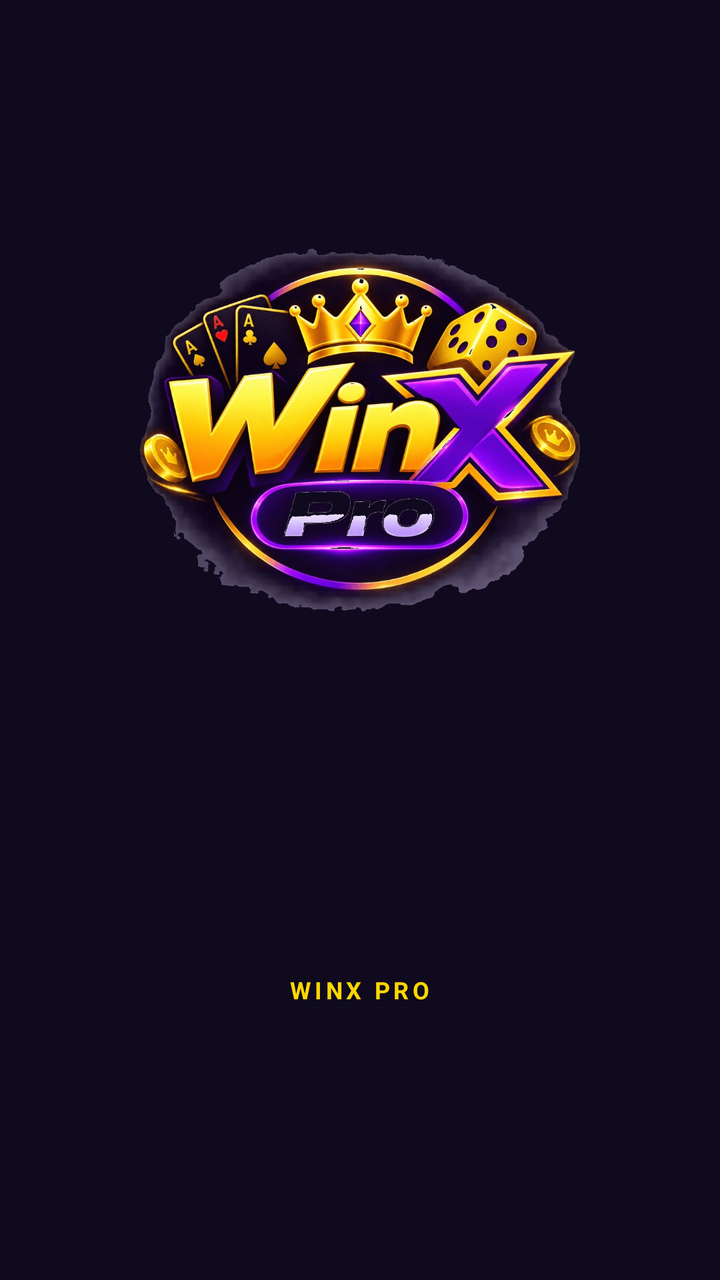
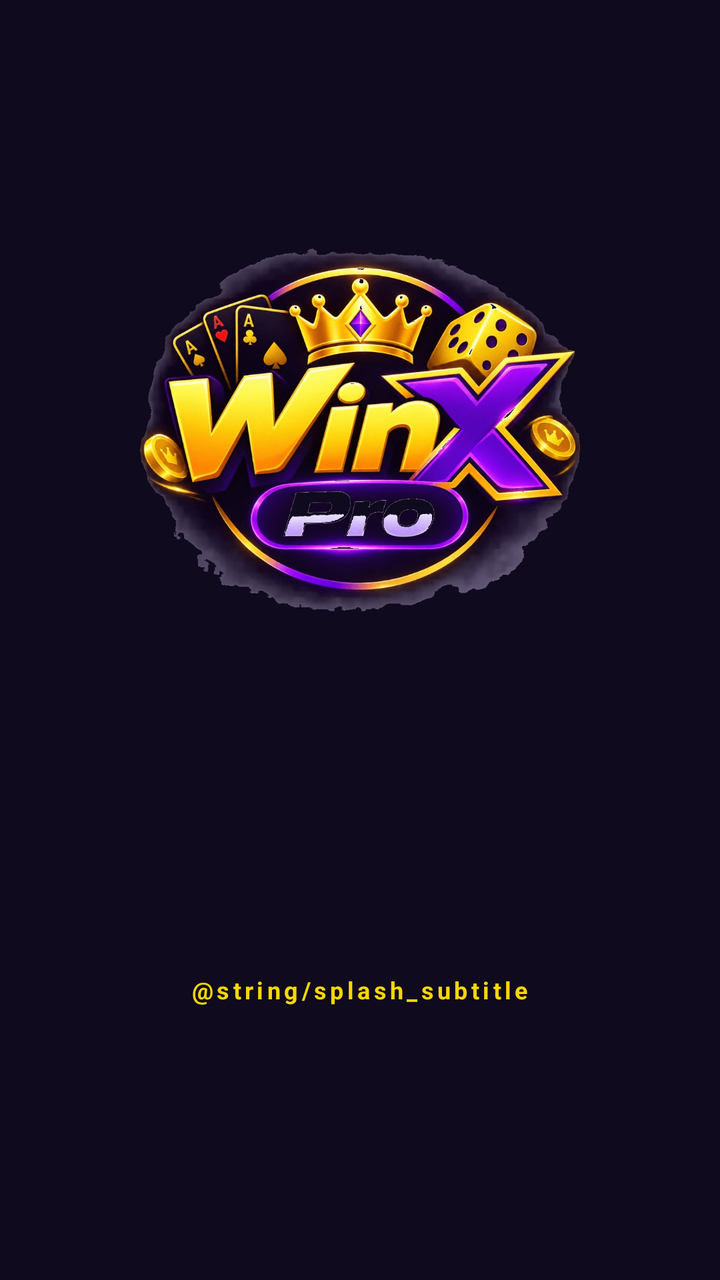

An Android layout rendered at two revisions. The XML below is the earlier revision; the diff shows what the commit changed to produce the second picture.
<!-- AndroidManifest.xml: activity theme Theme.WinXPro.Splash -->
<!-- res/layout/activity_splash.xml -->
<?xml version="1.0" encoding="utf-8"?>
<RelativeLayout xmlns:android="http://schemas.android.com/apk/res/android"
    android:layout_width="match_parent"
    android:layout_height="match_parent"
    android:background="@color/backgroundColor"
    android:gravity="center">

    <ImageView
        android:id="@+id/splash_logo"
        android:layout_width="220dp"
        android:layout_height="220dp"
        android:layout_centerInParent="true"
        android:src="@drawable/app_logo"
        android:contentDescription="WinX Pro Logo" />

    <ProgressBar
        android:layout_width="36dp"
        android:layout_height="36dp"
        android:layout_below="@+id/splash_logo"
        android:layout_centerHorizontal="true"
        android:layout_marginTop="24dp"
        android:indeterminate="true"
        android:indeterminateTint="@color/accentColor" />

    <TextView
        android:layout_width="wrap_content"
        android:layout_height="wrap_content"
        android:layout_alignParentBottom="true"
        android:layout_centerHorizontal="true"
        android:layout_marginBottom="32dp"
        android:text="WINX PRO"
        android:textColor="#ffd700"
        android:letterSpacing="0.15"
        android:textSize="12sp"
        android:textStyle="bold" />

</RelativeLayout>
<!-- resources referenced by this layout -->
<resources>
  <color name="accentColor">#ffd700</color>
  <color name="backgroundColor">#0f0a1e</color>
  <!-- drawable app_logo: png bitmap (drawable, 221216 bytes) -->
  <style name="Theme.WinXPro.Splash" parent="Theme.WinXPro">
          <item name="android:windowBackground">@color/backgroundColor</item>
          <item name="android:windowFullscreen">false</item>
      </style>
  <style name="Theme.WinXPro" parent="Theme.MaterialComponents.DayNight.NoActionBar">
          <item name="colorPrimary">@color/primaryColor</item>
          <item name="colorPrimaryDark">@color/primaryDarkColor</item>
          <item name="colorAccent">@color/accentColor</item>
          <item name="android:windowBackground">@color/backgroundColor</item>
          <item name="android:statusBarColor">@color/statusBarColor</item>
          <item name="android:navigationBarColor">@color/primaryDarkColor</item>
      </style>
  <color name="primaryColor">#0f0a1e</color>
  <color name="primaryDarkColor">#07040f</color>
  <color name="statusBarColor">#0f0a1e</color>
</resources>

<!-- the commit's change to res/layout/activity_splash.xml (unified diff, before → after) -->
@@ -11,7 +11,7 @@
         android:layout_height="220dp"
         android:layout_centerInParent="true"
         android:src="@drawable/app_logo"
-        android:contentDescription="WinX Pro Logo" />
+        android:contentDescription="App Logo" />
 
     <ProgressBar
         android:layout_width="36dp"
@@ -28,8 +28,8 @@
         android:layout_alignParentBottom="true"
         android:layout_centerHorizontal="true"
         android:layout_marginBottom="32dp"
-        android:text="WINX PRO"
-        android:textColor="#ffd700"
+        android:text="@string/splash_subtitle"
+        android:textColor="@color/accentColor"
         android:letterSpacing="0.15"
         android:textSize="12sp"
         android:textStyle="bold" />
